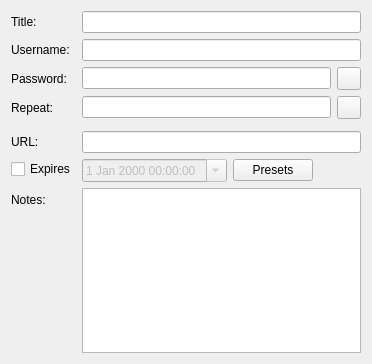
The window that src/gui/entry/EditEntryWidgetMain.ui (louib/keepassxc) describes before a commit, drawn with Qt 5.
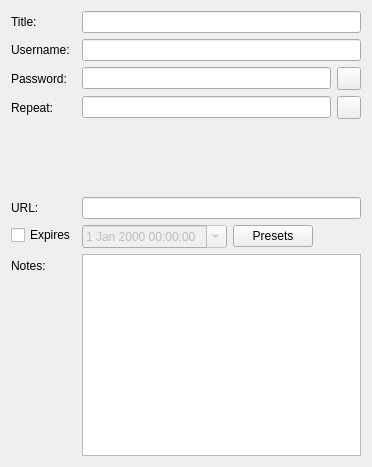
The same window after the commit. Custom widgets are drawn as their Qt base class.

Commit message: Fit the new widget in the old grid.

```diff
--- a/src/gui/entry/EditEntryWidgetMain.ui
+++ b/src/gui/entry/EditEntryWidgetMain.ui
@@ -7,7 +7,7 @@
     <x>0</x>
     <y>0</y>
     <width>372</width>
-    <height>364</height>
+    <height>467</height>
    </rect>
   </property>
   <layout class="QFormLayout" name="formLayout">
@@ -84,24 +84,24 @@
      </item>
     </layout>
    </item>
-   <item row="7" column="0">
+   <item row="9" column="0">
     <widget class="QLabel" name="urlLabel">
      <property name="text">
       <string>URL:</string>
      </property>
     </widget>
    </item>
-   <item row="7" column="1">
+   <item row="9" column="1">
     <widget class="QLineEdit" name="urlEdit"/>
    </item>
-   <item row="8" column="0">
+   <item row="10" column="0">
     <widget class="QCheckBox" name="expireCheck">
      <property name="text">
       <string>Expires</string>
      </property>
     </widget>
    </item>
-   <item row="8" column="1">
+   <item row="10" column="1">
     <layout class="QHBoxLayout" name="horizontalLayout_2">
      <item>
       <widget class="QDateTimeEdit" name="expireDatePicker">
@@ -122,14 +122,14 @@
      </item>
     </layout>
    </item>
-   <item row="9" column="0">
+   <item row="11" column="0">
     <widget class="QLabel" name="notesLabel">
      <property name="text">
       <string>Notes:</string>
      </property>
     </widget>
    </item>
-   <item row="9" column="1">
+   <item row="11" column="1">
     <widget class="QPlainTextEdit" name="notesEdit">
      <property name="sizePolicy">
       <sizepolicy hsizetype="Expanding" vsizetype="Expanding">
@@ -142,6 +142,16 @@
    <item row="6" column="1">
     <widget class="PasswordGeneratorWidget" name="passwordGenerator" native="true"/>
    </item>
+   <item row="8" column="0" colspan="2">
+    <widget class="PasswordEditWidget" name="widget" native="true">
+     <property name="minimumSize">
+      <size>
+       <width>0</width>
+       <height>60</height>
+      </size>
+     </property>
+    </widget>
+   </item>
   </layout>
  </widget>
  <customwidgets>
@@ -156,6 +166,12 @@
    <extends>QLineEdit</extends>
    <header>gui/PasswordEdit.h</header>
   </customwidget>
+  <customwidget>
+   <class>PasswordEditWidget</class>
+   <extends>QWidget</extends>
+   <header>gui/entry/PasswordEditWidget.h</header>
+   <container>1</container>
+  </customwidget>
  </customwidgets>
  <tabstops>
   <tabstop>titleEdit</tabstop>
```
The commit also changes 1 other file.
